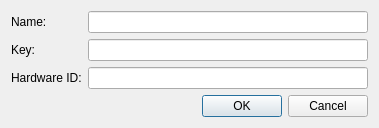
Qt form SearchGUI/src/qregisterdialog.ui (tmpprj/tmpprj) before a commit.
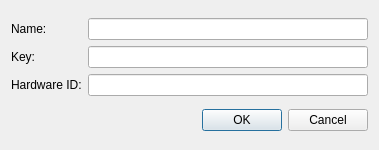
The same form after that commit.

Diff of the .ui file:
```diff
--- a/SearchGUI/src/qregisterdialog.ui
+++ b/SearchGUI/src/qregisterdialog.ui
@@ -7,7 +7,7 @@
     <x>0</x>
     <y>0</y>
     <width>379</width>
-    <height>123</height>
+    <height>150</height>
    </rect>
   </property>
   <property name="windowTitle">
```
Left out of the diff: 3 changed lines with no effect on the pictures.
